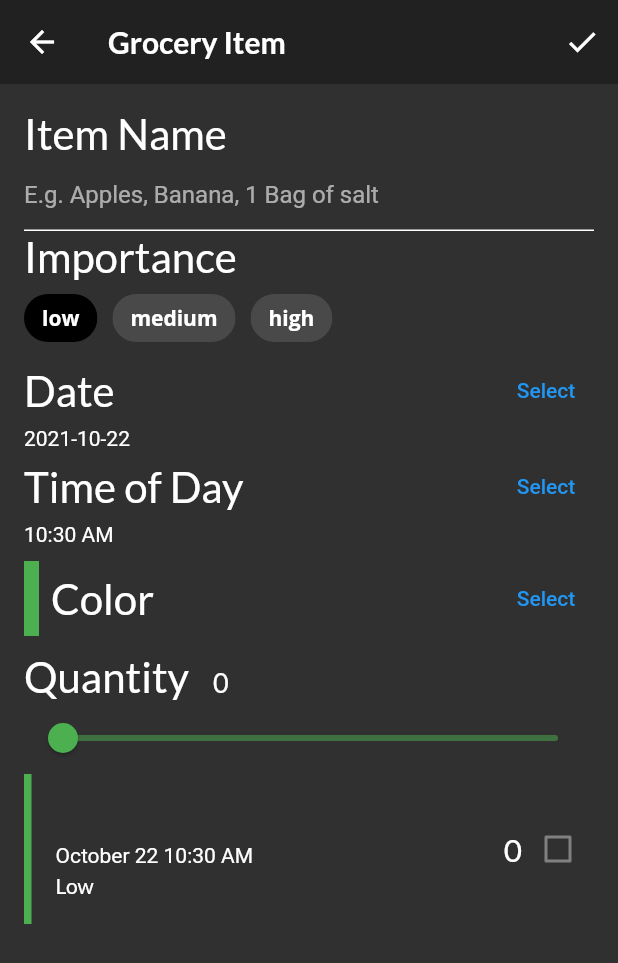
After one commit to yisus82/flutter-apprentice, a Flutter app: the screen it shows after launch, item 3 of the bottom bar chosen, after a tap on the "add" icon, on a phone screen of 412 x 824 dp. The commit adds this screen. Shown: the top 963 px of the screen. Run offline on Flutter 3.47's test engine with Material 2 defaults, Android fonts, the phone set to English and light mode, and no system bars; our stand-ins replace flutter_colorpicker, google_fonts; project files that could hold a hidden picture were left out.

Commit message:
Finish item screen + start grocery list screen

```diff
--- a/fooderlich/lib/components/components.dart
+++ b/fooderlich/lib/components/components.dart
@@ -5,6 +5,7 @@ export 'card3.dart';
 export 'circle_image.dart';
 export 'friend_post_list_view.dart';
 export 'friend_post_tile.dart';
+export 'grocery_tile.dart';
 export 'recipe_thumbnail.dart';
 export 'recipes_grid_view.dart';
 export 'today_recipe_list_view.dart';
--- /dev/null
+++ b/fooderlich/lib/components/grocery_tile.dart
@@ -0,0 +1,99 @@
+import 'package:flutter/material.dart';
+import 'package:google_fonts/google_fonts.dart';
+import 'package:intl/intl.dart';
+
+import '../models/grocery_item.dart';
+
+class GroceryTile extends StatelessWidget {
+  final GroceryItem item;
+  final Function(bool?)? onComplete;
+  final TextDecoration textDecoration;
+
+  GroceryTile({
+    Key? key,
+    required this.item,
+    this.onComplete,
+  })  : textDecoration =
+            item.isComplete ? TextDecoration.lineThrough : TextDecoration.none,
+        super(key: key);
+
+  @override
+  Widget build(BuildContext context) {
+    return SizedBox(
+      height: 100.0,
+      child: Row(
+        mainAxisAlignment: MainAxisAlignment.spaceBetween,
+        children: [
+          Row(children: [
+            Container(width: 5.0, color: item.color),
+            const SizedBox(width: 16.0),
+            Column(
+              mainAxisAlignment: MainAxisAlignment.center,
+              crossAxisAlignment: CrossAxisAlignment.start,
+              children: [
+                Text(
+                  item.name,
+                  style: GoogleFonts.lato(
+                      decoration: textDecoration,
+                      fontSize: 21.0,
+                      fontWeight: FontWeight.bold),
+                ),
+                const SizedBox(height: 4.0),
+                buildDate(),
+                const SizedBox(height: 4.0),
+                buildImportance(),
+              ],
+            )
+          ]),
+          Row(
+            children: [
+              Text(
+                item.quantity.toString(),
+                style: GoogleFonts.lato(
+                    decoration: textDecoration, fontSize: 21.0),
+              ),
+              buildCheckbox(),
+            ],
+          ),
+        ],
+      ),
+    );
+  }
+
+  Widget buildImportance() {
+    if (item.importance == Importance.low) {
+      return Text('Low', style: GoogleFonts.lato(decoration: textDecoration));
+    } else if (item.importance == Importance.medium) {
+      return Text('Medium',
+          style: GoogleFonts.lato(
+              fontWeight: FontWeight.w800, decoration: textDecoration));
+    } else if (item.importance == Importance.high) {
+      return Text(
+        'High',
+        style: GoogleFonts.lato(
+          color: Colors.red,
+          fontWeight: FontWeight.w900,
+          decoration: textDecoration,
+        ),
+      );
+    } else {
+      throw Exception('This importance type does not exist');
+    }
+  }
+
+  Widget buildDate() {
+    final dateFormatter = DateFormat('MMMM dd h:mm a');
+    final dateString = dateFormatter.format(item.date);
+    return Text(
+      dateString,
+      style: TextStyle(decoration: textDecoration),
+    );
+  }
+
+  Widget buildCheckbox() {
+    return Checkbox(
+      value: item.isComplete,
+      onChanged: onComplete,
+    );
+  }
+}
--- a/fooderlich/lib/main.dart
+++ b/fooderlich/lib/main.dart
@@ -3,6 +3,7 @@ import 'package:provider/provider.dart';
 
 import 'fooderlich_theme.dart';
 import 'home.dart';
+import 'models/grocery_manager.dart';
 import 'models/tab_manager.dart';
 
 void main() {
@@ -20,7 +21,7 @@ class Fooderlich extends StatelessWidget {
       home: MultiProvider(
         providers: [
           ChangeNotifierProvider(create: (context) => TabManager()),
-          // TODO 10: Add GroceryManager Provider
+          ChangeNotifierProvider(create: (context) => GroceryManager()),
         ],
         child: const Home(),
       ),
--- /dev/null
+++ b/fooderlich/lib/models/grocery_manager.dart
@@ -0,0 +1,30 @@
+import 'package:flutter/material.dart';
+
+import 'grocery_item.dart';
+
+class GroceryManager extends ChangeNotifier {
+  final _groceryItems = <GroceryItem>[];
+
+  List<GroceryItem> get groceryItems => List.unmodifiable(_groceryItems);
+
+  void deleteItem(int index) {
+    _groceryItems.removeAt(index);
+    notifyListeners();
+  }
+
+  void addItem(GroceryItem item) {
+    _groceryItems.add(item);
+    notifyListeners();
+  }
+
+  void updateItem(GroceryItem item, int index) {
+    _groceryItems[index] = item;
+    notifyListeners();
+  }
+
+  void completeItem(int index, bool change) {
+    final item = _groceryItems[index];
+    _groceryItems[index] = item.copyWith(isComplete: change);
+    notifyListeners();
+  }
+}
--- a/fooderlich/lib/models/models.dart
+++ b/fooderlich/lib/models/models.dart
@@ -1,6 +1,7 @@
 export 'explore_data.dart';
 export 'explore_recipe.dart';
 export 'grocery_item.dart';
+export 'grocery_manager.dart';
 export 'post.dart';
 export 'simple_recipe.dart';
 export 'tab_manager.dart';
--- /dev/null
+++ b/fooderlich/lib/screens/grocery_item_screen.dart
@@ -0,0 +1,370 @@
+import 'package:flutter/material.dart';
+import 'package:flutter_colorpicker/flutter_colorpicker.dart';
+import 'package:google_fonts/google_fonts.dart';
+import 'package:intl/intl.dart';
+import 'package:uuid/uuid.dart';
+
+import '../components/grocery_tile.dart';
+import '../models/models.dart';
+
+class GroceryItemScreen extends StatefulWidget {
+  final Function(GroceryItem) onCreate;
+  final Function(GroceryItem) onUpdate;
+  final GroceryItem? originalItem;
+  final bool isUpdating;
+
+  const GroceryItemScreen({
+    Key? key,
+    required this.onCreate,
+    required this.onUpdate,
+    this.originalItem,
+  })  : isUpdating = (originalItem != null),
+        super(key: key);
+
+  @override
+  _GroceryItemScreenState createState() => _GroceryItemScreenState();
+}
+
+class _GroceryItemScreenState extends State<GroceryItemScreen> {
+  final _nameController = TextEditingController();
+  String _name = '';
+  Importance _importance = Importance.low;
+  DateTime _dueDate = DateTime.now();
+  TimeOfDay _timeOfDay = TimeOfDay.now();
+  Color _currentColor = Colors.green;
+  int _currentSliderValue = 0;
+
+  @override
+  void initState() {
+    final originalItem = widget.originalItem;
+    if (originalItem != null) {
+      _nameController.text = originalItem.name;
+      _name = originalItem.name;
+      _currentSliderValue = originalItem.quantity;
+      _importance = originalItem.importance;
+      _currentColor = originalItem.color;
+      final date = originalItem.date;
+      _timeOfDay = TimeOfDay(hour: date.hour, minute: date.minute);
+      _dueDate = date;
+    }
+
+    _nameController.addListener(() {
+      setState(() {
+        _name = _nameController.text;
+      });
+    });
+
+    super.initState();
+  }
+
+  @override
+  void dispose() {
+    _nameController.dispose();
+    super.dispose();
+  }
+
+  @override
+  Widget build(BuildContext context) {
+    return Scaffold(
+      appBar: AppBar(
+        actions: [
+          IconButton(
+            icon: const Icon(Icons.check),
+            onPressed: () {
+              final groceryItem = GroceryItem(
+                id: widget.originalItem?.id ?? const Uuid().v1(),
+                name: _nameController.text,
+                importance: _importance,
+                color: _currentColor,
+                quantity: _currentSliderValue,
+                date: DateTime(
+                  _dueDate.year,
+                  _dueDate.month,
+                  _dueDate.day,
+                  _timeOfDay.hour,
+                  _timeOfDay.minute,
+                ),
+              );
+
+              if (widget.isUpdating) {
+                widget.onUpdate(groceryItem);
+              } else {
+                widget.onCreate(groceryItem);
+              }
+            },
+          )
+        ],
+        elevation: 0.0,
+        title: Text(
+          'Grocery Item',
+          style: GoogleFonts.lato(fontWeight: FontWeight.w600),
+        ),
+      ),
+      body: Container(
+        padding: const EdgeInsets.all(16.0),
+        child: ListView(
+          children: [
+            buildNameField(),
+            buildImportanceField(),
+            buildDateField(context),
+            buildTimeField(context),
+            const SizedBox(height: 10.0),
+            buildColorPicker(context),
+            const SizedBox(height: 10.0),
+            buildQuantityField(),
+            GroceryTile(
+              item: GroceryItem(
+                id: 'previewMode',
+                name: _name,
+                importance: _importance,
+                color: _currentColor,
+                quantity: _currentSliderValue,
+                date: DateTime(
+                  _dueDate.year,
+                  _dueDate.month,
+                  _dueDate.day,
+                  _timeOfDay.hour,
+                  _timeOfDay.minute,
+                ),
+              ),
+            ),
+          ],
+        ),
+      ),
+    );
+  }
+
+  Widget buildNameField() {
+    return Column(
+      crossAxisAlignment: CrossAxisAlignment.start,
+      children: [
+        Text(
+          'Item Name',
+          style: GoogleFonts.lato(fontSize: 28.0),
+        ),
+        TextField(
+          controller: _nameController,
+          cursorColor: _currentColor,
+          decoration: InputDecoration(
+            hintText: 'E.g. Apples, Banana, 1 Bag of salt',
+            enabledBorder: const UnderlineInputBorder(
+              borderSide: BorderSide(color: Colors.white),
+            ),
+            focusedBorder: UnderlineInputBorder(
+              borderSide: BorderSide(color: _currentColor),
+            ),
+            border: UnderlineInputBorder(
+              borderSide: BorderSide(color: _currentColor),
+            ),
+          ),
+        ),
+      ],
+    );
+  }
+
+  Widget buildImportanceField() {
+    return Column(
+      crossAxisAlignment: CrossAxisAlignment.start,
+      children: [
+        Text(
+          'Importance',
+          style: GoogleFonts.lato(fontSize: 28.0),
+        ),
+        Wrap(
+          spacing: 10.0,
+          children: [
+            ChoiceChip(
+              selectedColor: Colors.black,
+              selected: _importance == Importance.low,
+              label: const Text(
+                'low',
+                style: TextStyle(color: Colors.white),
+              ),
+              onSelected: (selected) {
+                setState(() => _importance = Importance.low);
+              },
+            ),
+            ChoiceChip(
+              selectedColor: Colors.black,
+              selected: _importance == Importance.medium,
+              label: const Text(
+                'medium',
+                style: TextStyle(color: Colors.white),
+              ),
+              onSelected: (selected) {
+                setState(() => _importance = Importance.medium);
+              },
+            ),
+            ChoiceChip(
+              selectedColor: Colors.black,
+              selected: _importance == Importance.high,
+              label: const Text(
+                'high',
+                style: TextStyle(color: Colors.white),
+              ),
+              onSelected: (selected) {
+                setState(() => _importance = Importance.high);
+              },
+            ),
+          ],
+        )
+      ],
+    );
+  }
+
+  Widget buildDateField(BuildContext context) {
+    return Column(
+      crossAxisAlignment: CrossAxisAlignment.start,
+      children: [
+        Row(
+          mainAxisAlignment: MainAxisAlignment.spaceBetween,
+          children: [
+            Text(
+              'Date',
+              style: GoogleFonts.lato(fontSize: 28.0),
+            ),
+            TextButton(
+              child: const Text('Select'),
+              onPressed: () async {
+                final currentDate = DateTime.now();
+                final selectedDate = await showDatePicker(
+                  context: context,
+                  initialDate: currentDate,
+                  firstDate: currentDate,
+                  lastDate: DateTime(
+                      currentDate.year + 5, currentDate.month, currentDate.day),
+                );
+                setState(() {
+                  if (selectedDate != null) {
+                    _dueDate = selectedDate;
+                  }
+                });
+              },
+            ),
+          ],
+        ),
+        Text('${DateFormat('yyyy-MM-dd').format(_dueDate)}'),
+      ],
+    );
+  }
+
+  Widget buildTimeField(BuildContext context) {
+    return Column(
+      crossAxisAlignment: CrossAxisAlignment.start,
+      children: [
+        Row(
+          mainAxisAlignment: MainAxisAlignment.spaceBetween,
+          children: [
+            Text(
+              'Time of Day',
+              style: GoogleFonts.lato(fontSize: 28.0),
+            ),
+            TextButton(
+              child: const Text('Select'),
+              onPressed: () async {
+                final timeOfDay = await showTimePicker(
+                  initialTime: TimeOfDay.now(),
+                  context: context,
+                );
+
+                setState(() {
+                  if (timeOfDay != null) {
+                    _timeOfDay = timeOfDay;
+                  }
+                });
+              },
+            ),
+          ],
+        ),
+        Text('${_timeOfDay.format(context)}'),
+      ],
+    );
+  }
+
+  Widget buildColorPicker(BuildContext context) {
+    return Row(
+      mainAxisAlignment: MainAxisAlignment.spaceBetween,
+      children: [
+        Row(
+          children: [
+            Container(
+              height: 50.0,
+              width: 10.0,
+              color: _currentColor,
+            ),
+            const SizedBox(width: 8.0),
+            Text(
+              'Color',
+              style: GoogleFonts.lato(fontSize: 28.0),
+            ),
+          ],
+        ),
+        TextButton(
+          child: const Text('Select'),
+          onPressed: () {
+            showDialog(
+              context: context,
+              builder: (context) {
+                return AlertDialog(
+                  content: BlockPicker(
+                    pickerColor: Colors.white,
+                    onColorChanged: (color) {
+                      setState(() => _currentColor = color);
+                    },
+                  ),
+                  actions: [
+                    TextButton(
+                      child: const Text('Save'),
+                      onPressed: () {
+                        Navigator.of(context).pop();
+                      },
+                    ),
+                  ],
+                );
+              },
+            );
+          },
+        ),
+      ],
+    );
+  }
+
+  Widget buildQuantityField() {
+    return Column(
+      crossAxisAlignment: CrossAxisAlignment.start,
+      children: [
+        Row(
+          crossAxisAlignment: CrossAxisAlignment.baseline,
+          textBaseline: TextBaseline.alphabetic,
+          children: [
+            Text(
+              'Quantity',
+              style: GoogleFonts.lato(fontSize: 28.0),
+            ),
+            const SizedBox(width: 16.0),
+            Text(
+              _currentSliderValue.toInt().toString(),
+              style: GoogleFonts.lato(fontSize: 18.0),
+            ),
+          ],
+        ),
+        Slider(
+          inactiveColor: _currentColor.withOpacity(0.5),
+          activeColor: _currentColor,
+          value: _currentSliderValue.toDouble(),
+          min: 0.0,
+          max: 100.0,
+          divisions: 100,
+          label: _currentSliderValue.toInt().toString(),
+          onChanged: (double value) {
+            setState(
+              () {
+                _currentSliderValue = value.toInt();
+              },
+            );
+          },
+        ),
+      ],
+    );
+  }
+}
--- /dev/null
+++ b/fooderlich/lib/screens/grocery_list_screen.dart
@@ -0,0 +1,42 @@
+import 'package:flutter/material.dart';
+
+import '../components/grocery_tile.dart';
+import '../models/models.dart';
+
+class GroceryListScreen extends StatelessWidget {
+  final GroceryManager manager;
+
+  const GroceryListScreen({
+    Key? key,
+    required this.manager,
+  }) : super(key: key);
+
+  @override
+  Widget build(BuildContext context) {
+    final groceryItems = manager.groceryItems;
+
+    return Padding(
+      padding: const EdgeInsets.all(16.0),
+      child: ListView.separated(
+        itemCount: groceryItems.length,
+        itemBuilder: (context, index) {
+          final item = groceryItems[index];
+          // TODO 28: Wrap in a Dismissable
+          // TODO 27: Wrap in an InkWell
+          return GroceryTile(
+            key: Key(item.id),
+            item: item,
+            onComplete: (change) {
+              if (change != null) {
+                manager.completeItem(index, change);
+              }
+            },
+          );
+        },
+        separatorBuilder: (context, index) {
+          return const SizedBox(height: 16.0);
+        },
+      ),
+    );
+  }
+}
--- a/fooderlich/lib/screens/grocery_screen.dart
+++ b/fooderlich/lib/screens/grocery_screen.dart
@@ -1,14 +1,49 @@
 import 'package:flutter/material.dart';
+import 'package:provider/provider.dart';
 
+import '../models/grocery_manager.dart';
 import 'empty_grocery_screen.dart';
+import 'grocery_item_screen.dart';
+import 'grocery_list_screen.dart';
 
 class GroceryScreen extends StatelessWidget {
   const GroceryScreen({Key? key}) : super(key: key);
 
   @override
   Widget build(BuildContext context) {
-    // TODO 4: Add a scaffold widget
-    return const EmptyGroceryScreen();
+    return Scaffold(
+      floatingActionButton: FloatingActionButton(
+        child: const Icon(Icons.add),
+        onPressed: () {
+          final manager = Provider.of<GroceryManager>(context, listen: false);
+
+          Navigator.push(
+            context,
+            MaterialPageRoute(
+              builder: (context) => GroceryItemScreen(
+                onCreate: (item) {
+                  manager.addItem(item);
+                  Navigator.pop(context);
+                },
+                onUpdate: (item) {},
+              ),
+            ),
+          );
+        },
+      ),
+      body: buildGroceryScreen(),
+    );
   }
-  // TODO: Add buildGroceryScreen
+
+  Widget buildGroceryScreen() {
+    return Consumer<GroceryManager>(
+      builder: (context, manager, child) {
+        if (manager.groceryItems.isNotEmpty) {
+          return GroceryListScreen(manager: manager);
+        } else {
+          return const EmptyGroceryScreen();
+        }
+      },
+    );
+  }
 }
--- a/fooderlich/pubspec.yaml
+++ b/fooderlich/pubspec.yaml
@@ -12,6 +12,9 @@ dependencies:
     sdk: flutter
   google_fonts: ^2.1.0
   provider: ^6.0.0
+  flutter_colorpicker: ^0.6.0
+  intl: ^0.17.0
+  uuid: ^3.0.4
 
 dev_dependencies:
   flutter_test:
```
